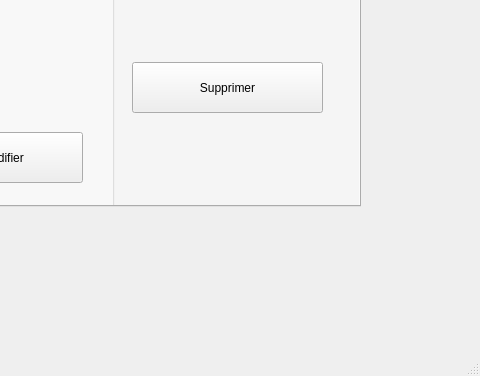
Qt form mainwindow.ui (houas6/Smart-Recruit-help-center) before a commit; both pictures show x 320 to 800 and y 224 to 600 of the 800 by 600 pixel window.
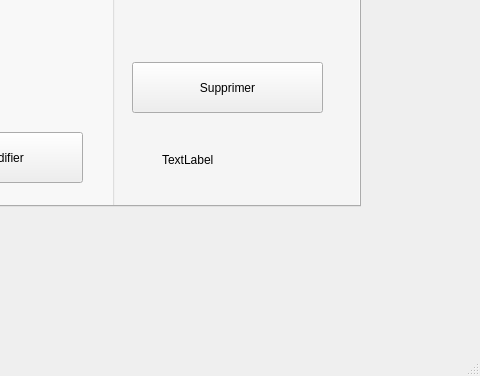
The same form after that commit. Custom widgets are drawn as their Qt base class.

The edit to the form file:
```diff
--- a/mainwindow.ui
+++ b/mainwindow.ui
@@ -206,6 +206,19 @@
          <string>Supprimer</string>
         </property>
        </widget>
+       <widget class="QLabel" name="labela">
+        <property name="geometry">
+         <rect>
+          <x>50</x>
+          <y>330</y>
+          <width>161</width>
+          <height>16</height>
+         </rect>
+        </property>
+        <property name="text">
+         <string>TextLabel</string>
+        </property>
+       </widget>
       </widget>
       <widget class="QPushButton" name="pushButton_ajouter">
        <property name="geometry">
```
